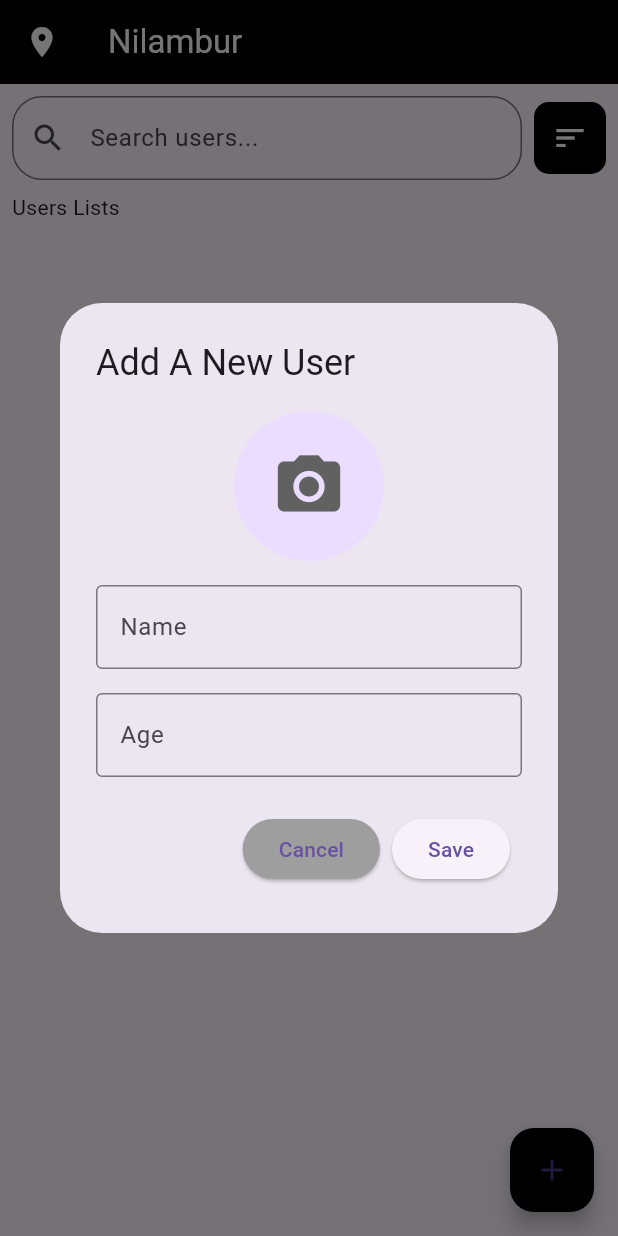
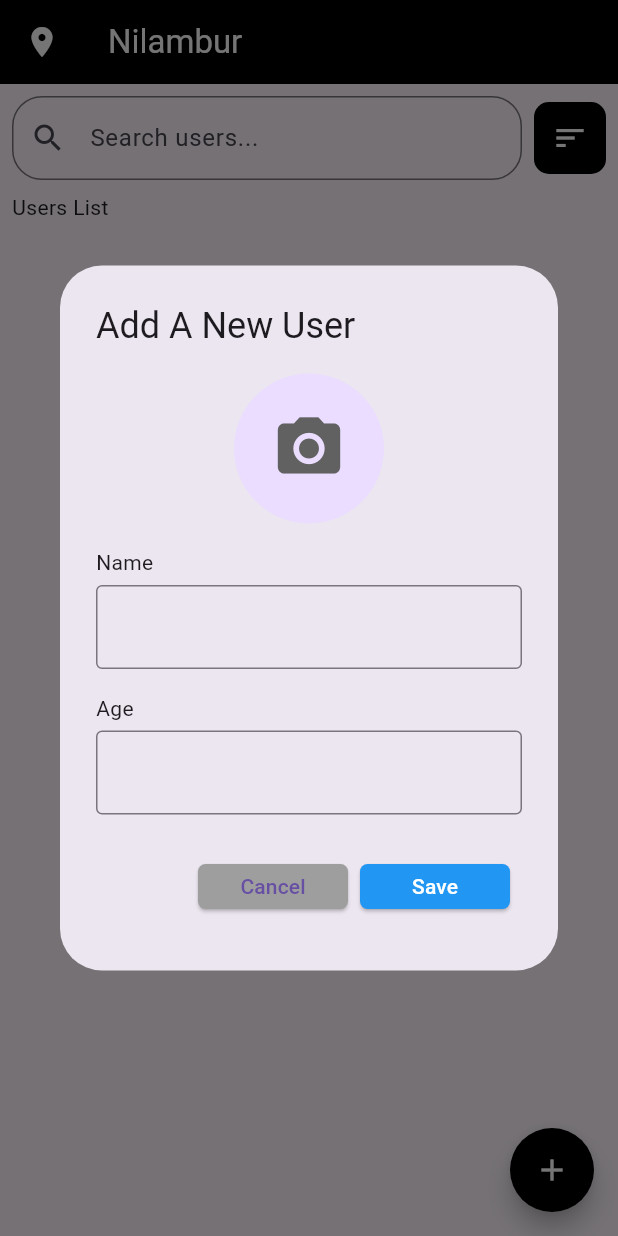
Before and after one commit to Ajaspj/machine_test_totalx, a Flutter app: the Homescreen screen opened directly, after a tap on the "add" icon, on a phone screen of 412 x 824 dp. Run offline on Flutter 3.47's test engine with Material 3 defaults, Android fonts, the phone set to English and light mode, and no system bars; our stand-ins replace cloud_firestore, firebase_auth, firebase_core, firebase_storage, image_picker, pinput; accounts and stored records are empty.

Commit message:
final commit

```diff
--- a/lib/controller/login_controller/login_controller.dart
+++ b/lib/controller/login_controller/login_controller.dart
@@ -9,7 +9,7 @@ class LoginController extends ChangeNotifier {
 
   void sendOtp(BuildContext context) {
     if (formKey.currentState!.validate()) {
-      final authViewModel = Provider.of<AuthController>(context, listen: false);
+      final authViewModel = Provider.of<Authcontroller>(context, listen: false);
       final phoneNumber = '+91${phoneNumberController.text}';
       authViewModel.sendOtp(phoneNumber);
       Navigator.of(context).push(MaterialPageRoute(
--- a/lib/view/homescreen/homescreen.dart
+++ b/lib/view/homescreen/homescreen.dart
@@ -1,7 +1,8 @@
 import 'package:flutter/material.dart';
 import 'package:machine_test_totalx/controller/firestore_controller/firestore_controller.dart';
 import 'package:machine_test_totalx/controller/homescreen_controller/homescreen_controller.dart';
-import 'package:machine_test_totalx/view/add_user_screen/add_user_screen.dart';
+import 'package:machine_test_totalx/model/add_usermodel/add_usermodel.dart';
+import 'package:machine_test_totalx/view/homescreen/widgets/adduserdialog.dart';
 import 'package:machine_test_totalx/view/homescreen/widgets/showdialog.dart';
 import 'package:provider/provider.dart';
 
@@ -61,16 +62,21 @@ class Homescreen extends StatelessWidget {
                     ],
                   ),
                   const SizedBox(height: 8),
-                  const Text("Users Lists"),
+                  const Text("Users List"),
                   const SizedBox(height: 8),
                   Expanded(
                     child: Consumer<FirestoreController>(
-                      builder: (BuildContext context,
-                              FirestoreController controller, Widget? child) =>
-                          ListView.builder(
-                        itemCount: controller.users.length,
+                      builder: (context, controller, child) {
+                        List<UserModel> filteredUsers = controller.users
+                            .where((user) => (user.name as String)
+                                .toLowerCase()
+                                .contains(homeScreenController.searchText))
+                            .toList();
+
+                        return ListView.builder(
+                          itemCount: filteredUsers.length,
                           itemBuilder: (context, index) {
-                          var user = controller.users[index];
+                            var user = filteredUsers[index];
 
                             return Container(
                               padding: const EdgeInsets.all(8.0),
@@ -83,8 +89,7 @@ class Homescreen extends StatelessWidget {
                                     color: Colors.grey.withOpacity(0.2),
                                     blurRadius: 5.0,
                                     spreadRadius: 1.0,
-                                  offset: const Offset(
-                                      0, 3), // shadow direction: bottom right
+                                    offset: const Offset(0, 3),
                                   ),
                                 ],
                               ),
@@ -93,15 +98,16 @@ class Homescreen extends StatelessWidget {
                                   CircleAvatar(
                                     backgroundImage: user.image == null
                                         ? null
-                                      : NetworkImage(user.image!),
+                                        : NetworkImage(user.image.toString()),
                                     child: user.image != null
                                         ? null
                                         : const Icon(Icons.person),
-                                  radius: 30, // Adjust the radius as needed
+                                    radius: 30,
                                   ),
                                   const SizedBox(width: 16.0),
                                   Column(
-                                  crossAxisAlignment: CrossAxisAlignment.start,
+                                    crossAxisAlignment:
+                                        CrossAxisAlignment.start,
                                     children: [
                                       Text(
                                         user.name ?? '',
@@ -124,7 +130,8 @@ class Homescreen extends StatelessWidget {
                               ),
                             );
                           },
-                      ),
+                        );
+                      },
                     ),
                   ),
                 ],
@@ -140,7 +147,11 @@ class Homescreen extends StatelessWidget {
             );
           },
           backgroundColor: Colors.black,
-          child: const Icon(Icons.add),
+          child: const Icon(
+            Icons.add,
+            color: Colors.white,
+          ),
+          shape: CircleBorder(),
         ),
       ),
     );
--- a/lib/view/add_user_screen/add_user_screen.dart
+++ b/lib/view/homescreen/widgets/adduserdialog.dart
@@ -35,19 +35,27 @@ class AddUserDialog extends StatelessWidget {
                       ),
                     ),
                     const SizedBox(height: 16),
+                    Text("Name"),
+                    SizedBox(
+                      height: 5,
+                    ),
                     TextField(
                       controller: controller.nameController,
                       decoration: const InputDecoration(
-                        labelText: 'Name',
+                        labelText: '',
                         border: OutlineInputBorder(),
                       ),
                     ),
                     const SizedBox(height: 16),
+                    Text("Age"),
+                    SizedBox(
+                      height: 5,
+                    ),
                     TextField(
                       keyboardType: TextInputType.number,
                       controller: controller.ageController,
                       decoration: const InputDecoration(
-                        labelText: 'Age',
+                        labelText: '',
                         border: OutlineInputBorder(),
                       ),
                     ),
@@ -61,6 +69,10 @@ class AddUserDialog extends StatelessWidget {
                               : () => Navigator.of(context).pop(),
                           style: ElevatedButton.styleFrom(
                             backgroundColor: Colors.grey,
+                            shape: RoundedRectangleBorder(
+                                borderRadius: BorderRadius.circular(5.0)),
+                            padding: EdgeInsets.symmetric(horizontal: 20.0),
+                            minimumSize: Size(100, 30),
                           ),
                           child: const Text('Cancel'),
                         ),
@@ -92,7 +104,10 @@ class AddUserDialog extends StatelessWidget {
                             child: Row(
                               mainAxisSize: MainAxisSize.min,
                               children: [
-                                const Text('Save'),
+                                const Text(
+                                  'Save',
+                                  style: TextStyle(color: Colors.white),
+                                ),
                                 if (controller.addingUser) ...[
                                   SizedBox(
                                     width: 5,
@@ -104,6 +119,13 @@ class AddUserDialog extends StatelessWidget {
                                   ),
                                 ]
                               ],
+                            ),
+                            style: ElevatedButton.styleFrom(
+                              backgroundColor: Colors.blue,
+                              shape: RoundedRectangleBorder(
+                                  borderRadius: BorderRadius.circular(5.0)),
+                              padding: EdgeInsets.symmetric(horizontal: 20.0),
+                              minimumSize: Size(100, 30),
                             ),
                           ),
                         ),
```
Also changed, not shown: lib/controller/authentication_controller/auth_controller.dart (+25 -40 lines), lib/controller/homescreen_controller/homescreen_controller.dart (+18 -3 lines), lib/controller/otp_controller/otp_controller.dart (added, +89 -0 lines), lib/main.dart (+10 -11 lines), lib/view/homescreen/widgets/showdialog.dart (+5 -2 lines), lib/view/otp_input_screen/otp_screen.dart (+29 -20 lines). Lines whose indentation alone changed are shown as unchanged.
